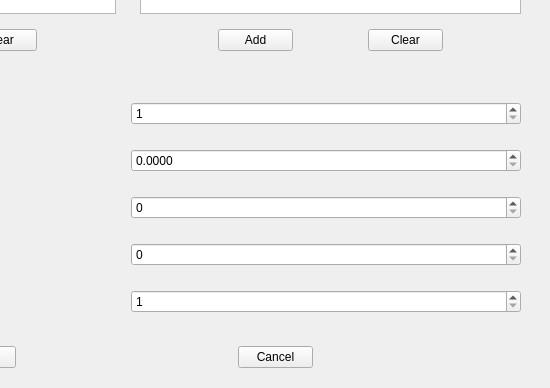
Old version of the form src/lib/gui/dialogs/SetupDialog.ui in the repository yannik131/Cell; both pictures show x 295 to 845 and y 265 to 653 of the 845 by 653 pixel window.
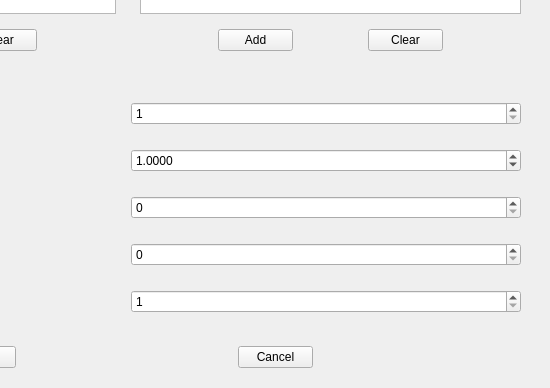
New version of the form.

Diff of the .ui file:
```diff
--- a/src/lib/gui/dialogs/SetupDialog.ui
+++ b/src/lib/gui/dialogs/SetupDialog.ui
@@ -225,6 +225,9 @@
            <property name="singleStep">
             <double>1.000000000000000</double>
            </property>
+           <property name="value">
+            <double>1.000000000000000</double>
+           </property>
           </widget>
          </item>
         </layout>
```
